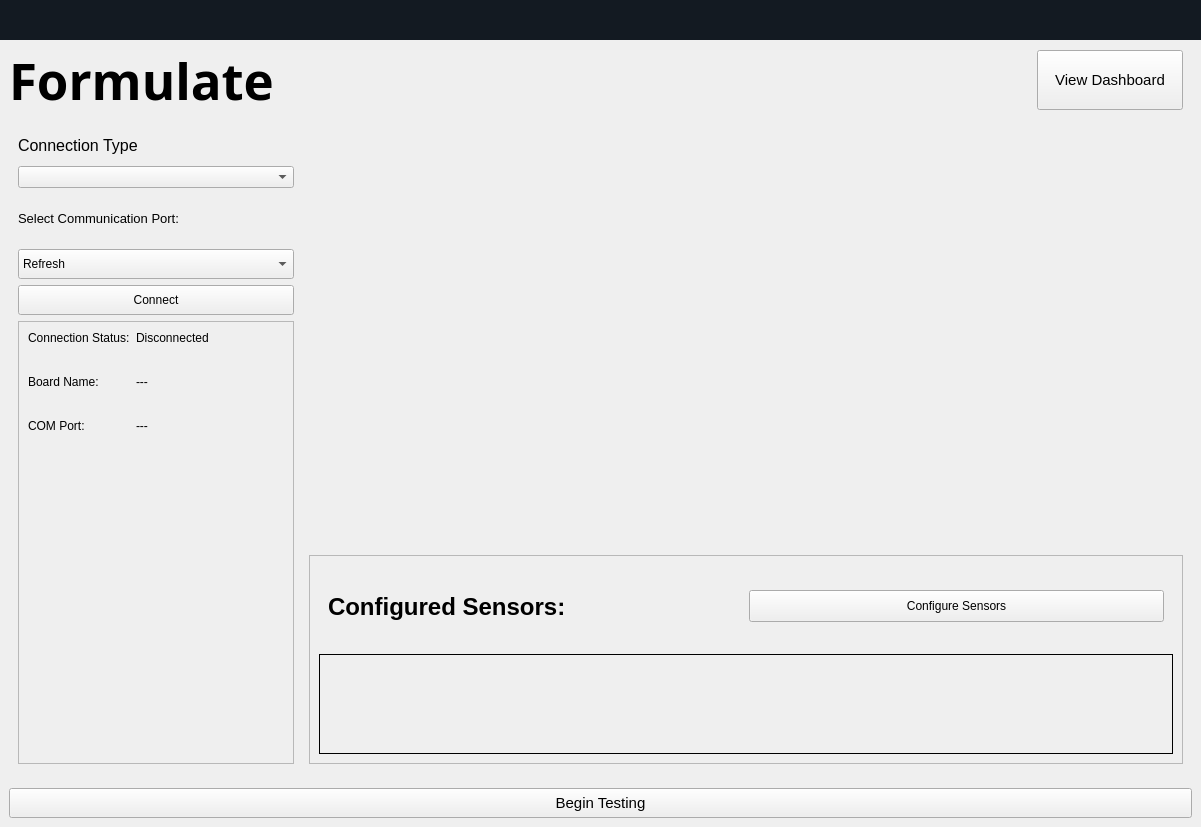
Old version of the form src/Desktop Application/Version2/ui_main.ui in the repository ahmed-nazir/Capstone.
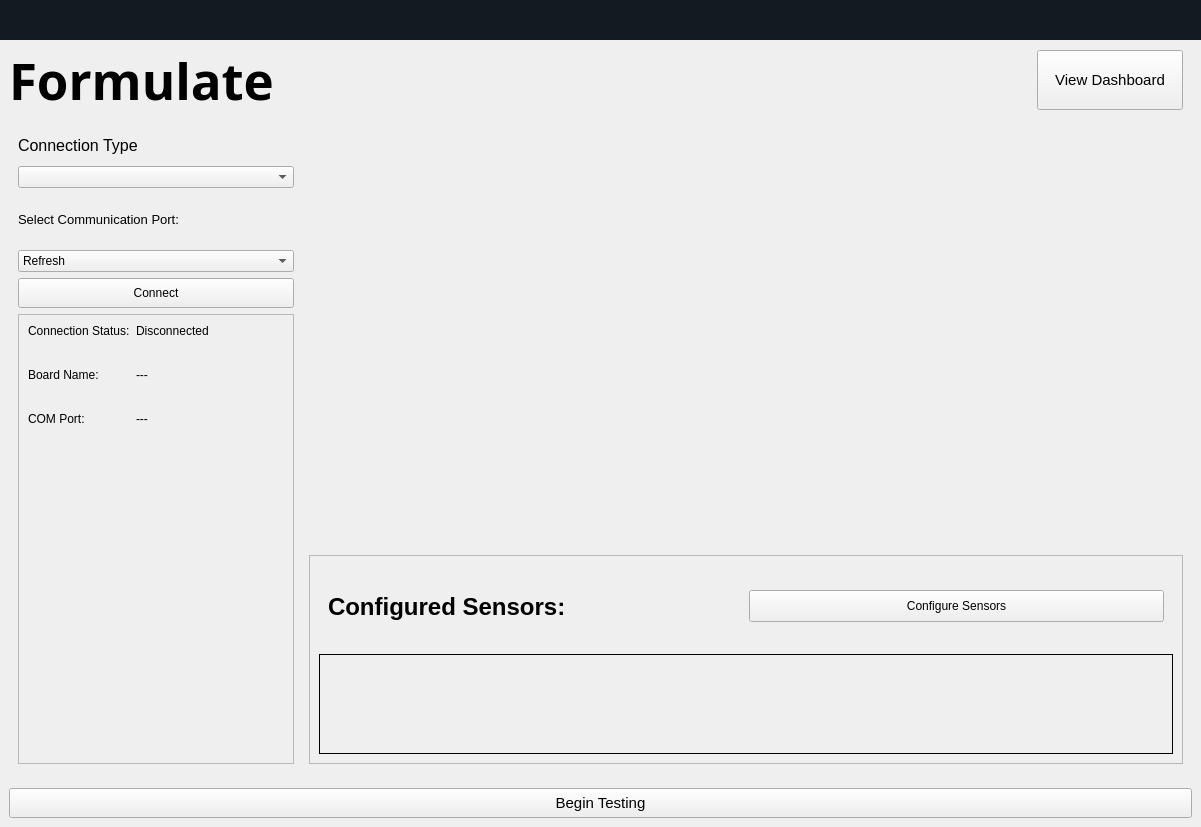
New version of the form. The open tabs and pages were chosen to show the change. Icons and pictures are not drawn.

```diff
--- a/src/Desktop Application/Version2/ui_main.ui
+++ b/src/Desktop Application/Version2/ui_main.ui
@@ -2709,7 +2709,7 @@
                              <property name="minimumSize">
                               <size>
                                <width>0</width>
-                               <height>30</height>
+                               <height>22</height>
                               </size>
                              </property>
                              <item>
```
Left out of the diff: 4 changed lines with no effect on the pictures.
